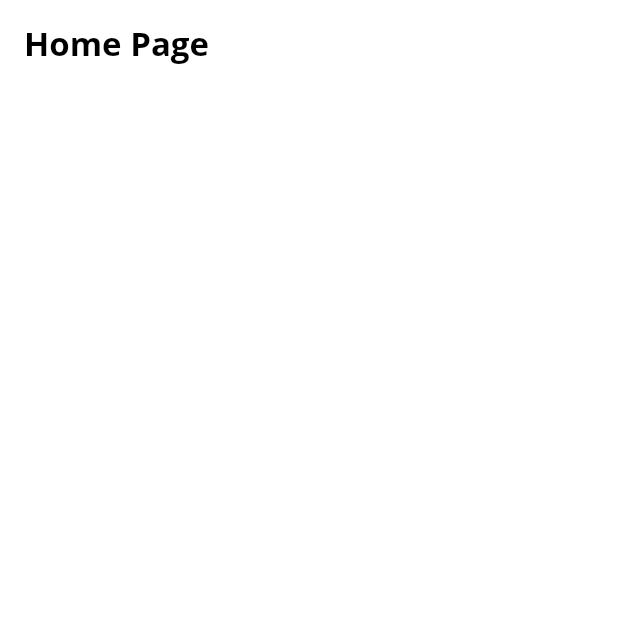
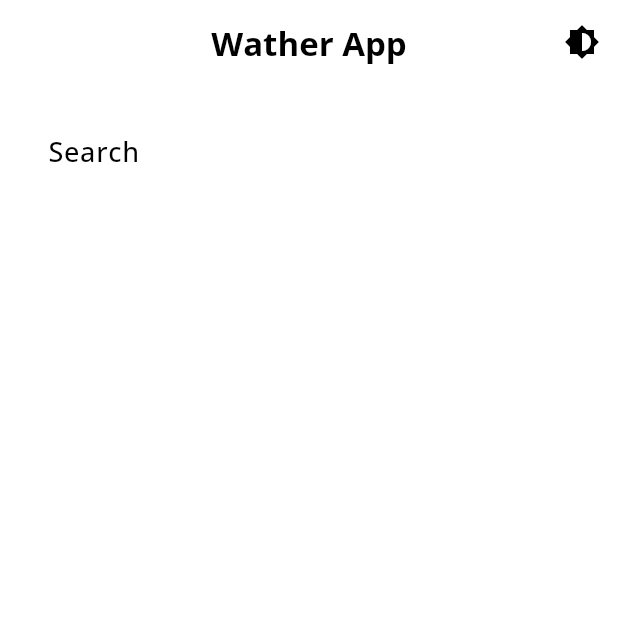
Before and after one commit to alexlsilva7/weather_app, a Flutter app: the screen it shows after launch, on a phone screen of 412 x 824 dp, the top half of it. Run offline on Flutter 3.47's test engine with Material 2 defaults, Android fonts, the phone set to English and light mode, and no system bars; drawn by our look-alikes of flutter_typeahead.

Commit message:
icon button to change theme

```diff
--- a/lib/src/view/home/home_page.dart
+++ b/lib/src/view/home/home_page.dart
@@ -3,6 +3,7 @@ import 'package:flutter_typeahead/flutter_typeahead.dart';
 import 'package:provider/provider.dart';
 import 'package:weather_app/src/controller/autocomplete_controller.dart';
 import 'package:weather_app/src/model/autocomplete_model.dart';
+import 'package:weather_app/theme_provider.dart';
 
 class HomePage extends StatelessWidget {
   const HomePage({super.key});
@@ -11,7 +12,18 @@ class HomePage extends StatelessWidget {
   Widget build(BuildContext context) {
     return Scaffold(
       appBar: AppBar(
-        title: const Text('Home Page'),
+        title: const Text('Wather App'),
+        centerTitle: true,
+        actions: [
+          IconButton(
+            icon: const Icon(
+              Icons.brightness_6,
+            ),
+            onPressed: () {
+              context.read<ThemeProvider>().toggleTheme();
+            },
+          ),
+        ],
       ),
       body: Padding(
         padding: const EdgeInsets.all(16.0),
@@ -34,8 +46,14 @@ class HomePage extends StatelessWidget {
                 );
               },
               onSuggestionSelected: (AutoCompleteModel suggestion) {
-                print(suggestion.localizedName);
+                debugPrint(suggestion.localizedName);
               },
+              textFieldConfiguration: const TextFieldConfiguration(
+                decoration: InputDecoration(
+                  hintText: 'Search',
+                  border: OutlineInputBorder(),
+                ),
+              ),
             ),
             // Consumer<AutoCompleteController>(
             //   builder: (context, controller, child) {
```
